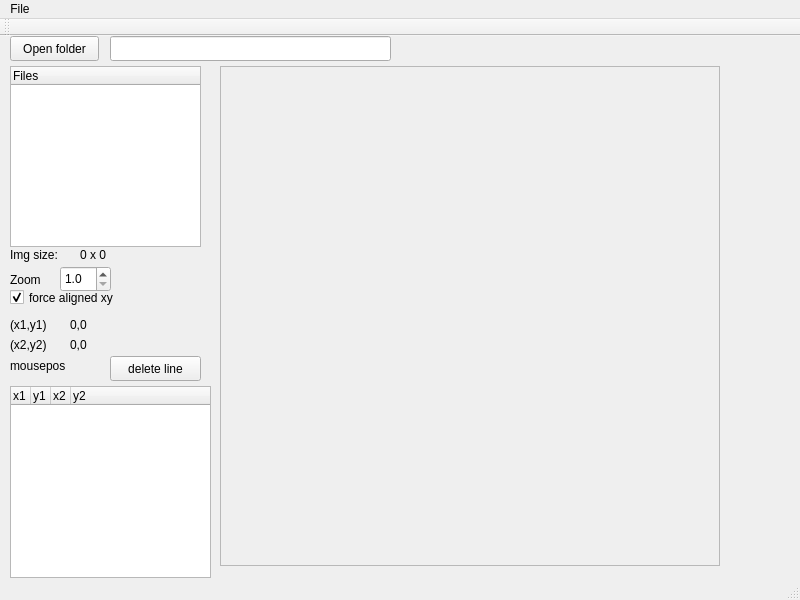
Before: the Qt Designer form mainwindow.ui in nattaon/labellingfloorplan, drawn with Qt 5.
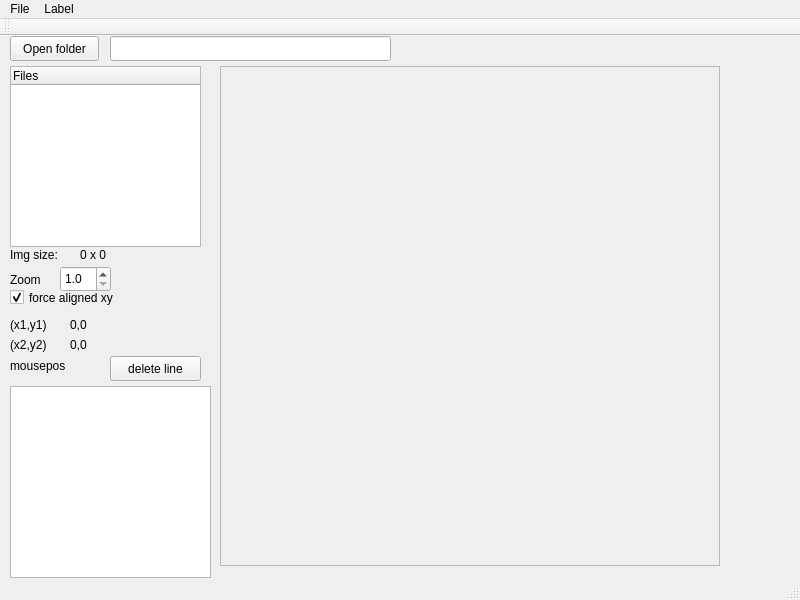
After: the same form once the commit is applied.

Commit message: generate label img file

Diff of the .ui file:
```diff
--- a/mainwindow.ui
+++ b/mainwindow.ui
@@ -249,7 +249,7 @@
      <bool>false</bool>
     </property>
     <attribute name="headerVisible">
-     <bool>true</bool>
+     <bool>false</bool>
     </attribute>
     <attribute name="headerCascadingSectionResizes">
      <bool>false</bool>
@@ -313,7 +313,14 @@
     </property>
     <addaction name="actionSelect_folder"/>
    </widget>
+   <widget class="QMenu" name="menuLabel">
+    <property name="title">
+     <string>Label</string>
+    </property>
+    <addaction name="actionGenerate_label"/>
+   </widget>
    <addaction name="menuFile"/>
+   <addaction name="menuLabel"/>
   </widget>
   <widget class="QToolBar" name="mainToolBar">
    <attribute name="toolBarArea">
```
Left out of the diff: 5 changed lines with no effect on the pictures. The commit also changes 21 other files.
